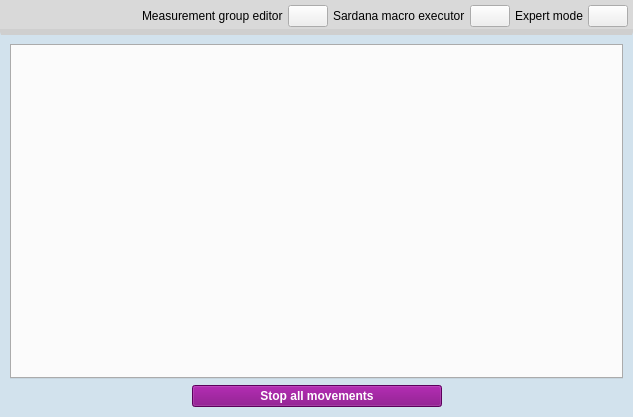
Above: P02.1/Revolver/beamline/UI/beamline_default.ui from DESY-Petra-III/P02 before the change. Below: the same form after it.
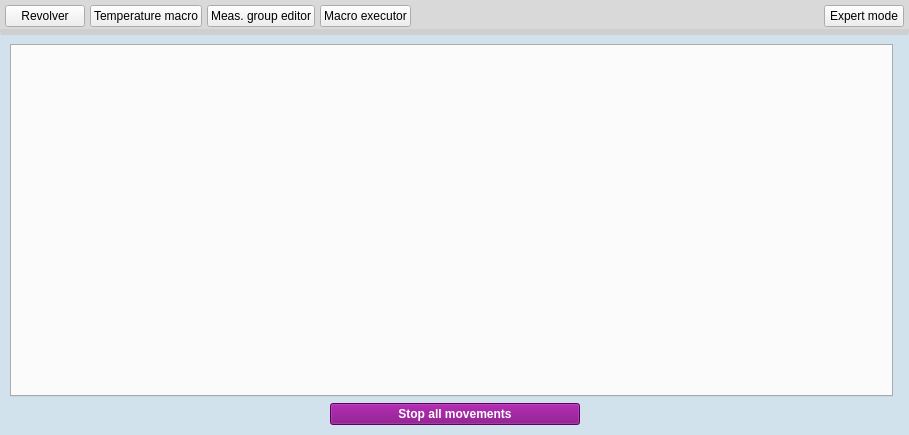
That is the form after the change. Icons and pictures are not drawn.

Patch:
```diff
--- a/P02.1/Revolver/beamline/UI/beamline_default.ui
+++ b/P02.1/Revolver/beamline/UI/beamline_default.ui
@@ -6,8 +6,8 @@
    <rect>
     <x>0</x>
     <y>0</y>
-    <width>633</width>
-    <height>417</height>
+    <width>909</width>
+    <height>435</height>
    </rect>
   </property>
   <property name="windowTitle">
@@ -47,12 +47,18 @@
       </property>
       <item row="1" column="0">
        <widget class="QTabWidget" name="beamline_device_controls">
+        <property name="minimumSize">
+         <size>
+          <width>25</width>
+          <height>25</height>
+         </size>
+        </property>
         <property name="styleSheet">
          <string notr="true">#beamline_device_controls {padding:5px}</string>
         </property>
        </widget>
       </item>
-      <item row="2" column="0">
+      <item row="2" column="0" colspan="2">
        <layout class="QHBoxLayout" name="horizontalLayout">
         <item>
          <spacer name="horizontalSpacer_2">
@@ -132,7 +138,7 @@
       <property name="spacing">
        <number>5</number>
       </property>
-      <item row="0" column="6">
+      <item row="0" column="8">
        <widget class="QPushButton" name="button_expert_mode">
         <property name="cursor">
          <cursorShape>PointingHandCursor</cursorShape>
@@ -141,7 +147,7 @@
          <enum>Qt::NoFocus</enum>
         </property>
         <property name="text">
-         <string/>
+         <string>Expert mode</string>
         </property>
         <property name="icon">
          <iconset>
@@ -157,13 +163,66 @@
        </widget>
       </item>
       <item row="0" column="5">
-       <widget class="QLabel" name="label">
+       <widget class="QPushButton" name="pushButton_2">
         <property name="text">
-         <string>Expert mode</string>
+         <string>Macro executor</string>
+        </property>
+        <property name="icon">
+         <iconset>
+          <activeoff>:/devices/icons/macro_mode.png</activeoff>
+         </iconset>
+        </property>
+       </widget>
+      </item>
+      <item row="0" column="3">
+       <widget class="QPushButton" name="pushButton_3">
+        <property name="text">
+         <string>Meas. group editor</string>
+        </property>
+        <property name="icon">
+         <iconset>
+          <activeoff>:/devices/icons/mgrp.png</activeoff>
+         </iconset>
         </property>
        </widget>
       </item>
       <item row="0" column="0">
+       <widget class="QPushButton" name="pushButton_4">
+        <property name="minimumSize">
+         <size>
+          <width>0</width>
+          <height>0</height>
+         </size>
+        </property>
+        <property name="maximumSize">
+         <size>
+          <width>9999999</width>
+          <height>999999</height>
+         </size>
+        </property>
+        <property name="text">
+         <string>Revolver</string>
+        </property>
+        <property name="icon">
+         <iconset>
+          <activeoff>:/devices/main.png</activeoff>
+         </iconset>
+        </property>
+       </widget>
+      </item>
+      <item row="0" column="1">
+       <widget class="QPushButton" name="pushButton_5">
+        <property name="text">
+         <string>Temperature macro</string>
+        </property>
+        <property name="icon">
+         <iconset>
+          <activeoff>:/devices/temp.png</activeoff>
+         </iconset>
+        </property>
+       </widget>
+      </item>
+      <item row="0" column="7">
        <spacer name="horizontalSpacer_3">
         <property name="orientation">
          <enum>Qt::Horizontal</enum>
@@ -176,44 +235,6 @@
         </property>
        </spacer>
       </item>
-      <item row="0" column="4">
-       <widget class="QPushButton" name="pushButton_2">
-        <property name="text">
-         <string/>
-        </property>
-        <property name="icon">
-         <iconset>
-          <activeoff>:/devices/icons/macro_mode.png</activeoff>
-         </iconset>
-        </property>
-       </widget>
-      </item>
-      <item row="0" column="2">
-       <widget class="QPushButton" name="pushButton_3">
-        <property name="text">
-         <string/>
-        </property>
-        <property name="icon">
-         <iconset>
-          <activeoff>:/devices/icons/mgrp.png</activeoff>
-         </iconset>
-        </property>
-       </widget>
-      </item>
-      <item row="0" column="3">
-       <widget class="QLabel" name="label_3">
-        <property name="text">
-         <string>Sardana macro executor</string>
-        </property>
-       </widget>
-      </item>
-      <item row="0" column="1">
-       <widget class="QLabel" name="label_4">
-        <property name="text">
-         <string>Measurement group editor</string>
-        </property>
-       </widget>
-      </item>
      </layout>
     </widget>
    </item>
```
Left out of the diff: 50 changed lines with no effect on the pictures.
